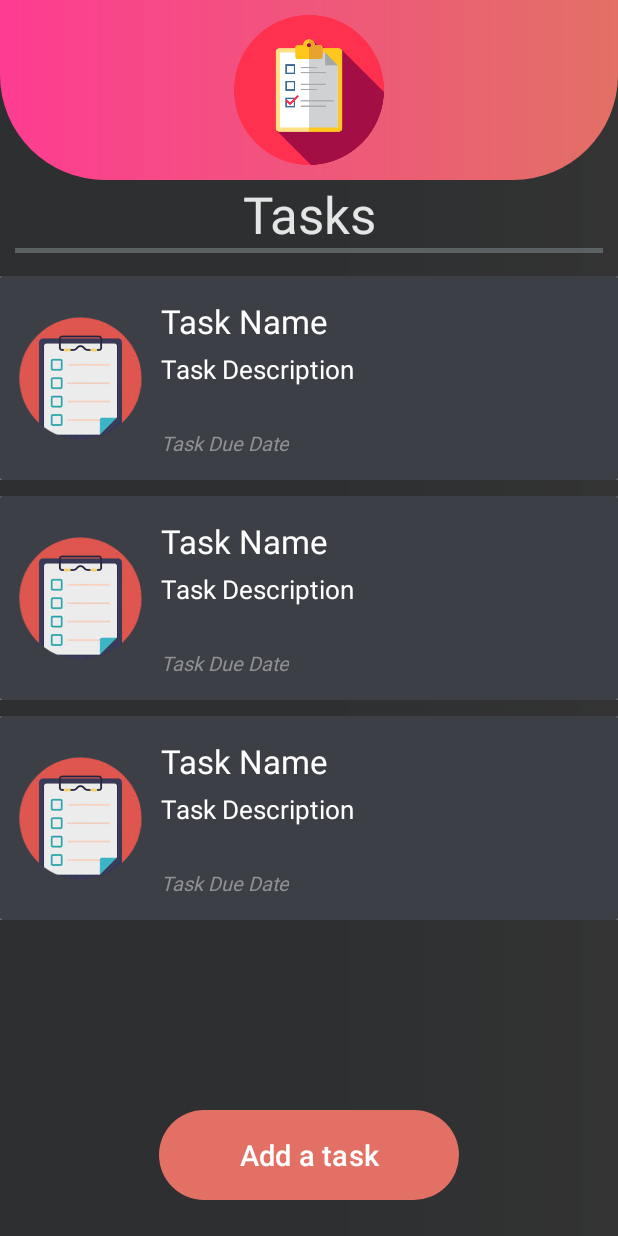
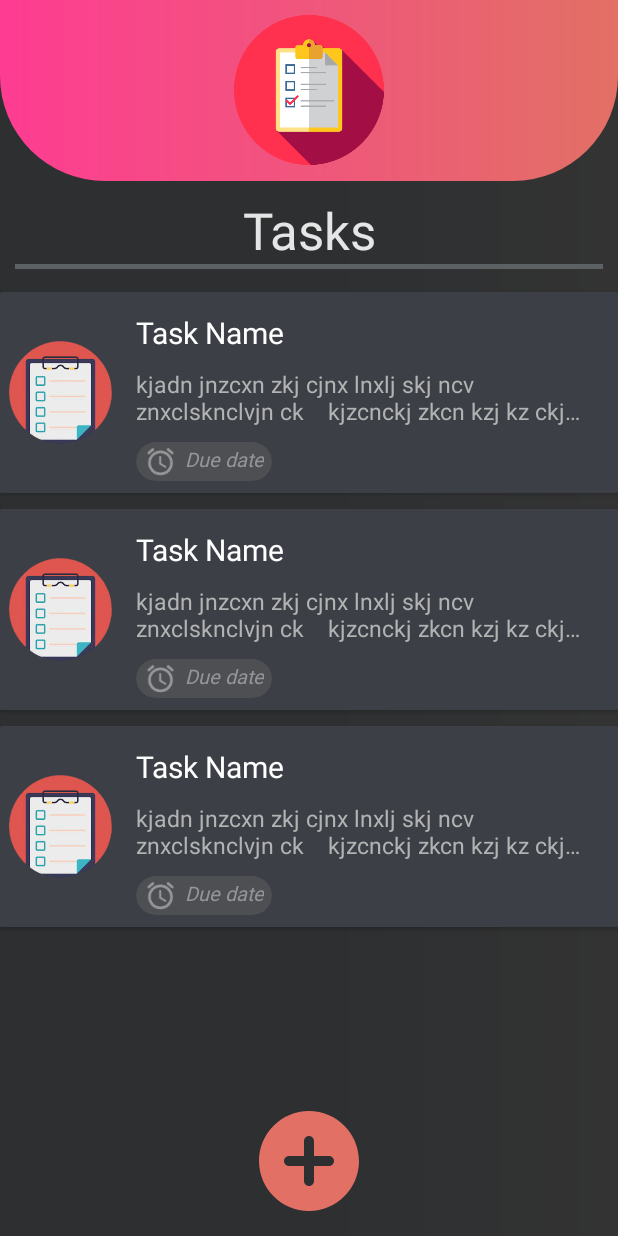
Before and after one commit to Thabiso81/TaskWiz, an Android app: the layout activity_main.xml on its own in the app's theme, with its tools: preview values and no code run, on a phone screen of 412 x 824 dp. Run offline under Robolectric (Android 15) with nearby library versions, the phone set to English and light mode, and no system bars.

Commit message:
fixed task due date bug

```diff
--- a/app/src/main/java/com/thabiso81/taskwiz/database/TaskDatabase.kt
+++ b/app/src/main/java/com/thabiso81/taskwiz/database/TaskDatabase.kt
@@ -7,7 +7,7 @@ import androidx.room.RoomDatabase
 import androidx.room.TypeConverters
 import com.thabiso81.taskwiz.model.TaskModel
 
-@Database(entities = [TaskModel::class], version = 1)
+@Database(entities = [TaskModel::class], version = 2)
 @TypeConverters(TaskTypeConverter::class)
 abstract class TaskDatabase: RoomDatabase() {
     abstract fun taskDao(): TaskDao
--- /dev/null
+++ b/app/src/main/res/drawable/ic_add.xml
@@ -0,0 +1,5 @@
+<vector android:height="24dp" android:tint="@color/button_color"
+    android:viewportHeight="24" android:viewportWidth="24"
+    android:width="24dp" xmlns:android="http://schemas.android.com/apk/res/android">
+    <path android:fillColor="@android:color/white" android:pathData="M12,2C6.48,2 2,6.48 2,12s4.48,10 10,10 10,-4.48 10,-10S17.52,2 12,2zM16,13h-3v3c0,0.55 -0.45,1 -1,1s-1,-0.45 -1,-1v-3L8,13c-0.55,0 -1,-0.45 -1,-1s0.45,-1 1,-1h3L11,8c0,-0.55 0.45,-1 1,-1s1,0.45 1,1v3h3c0.55,0 1,0.45 1,1s-0.45,1 -1,1z"/>
+</vector>
--- /dev/null
+++ b/app/src/main/res/drawable/ic_alarm.xml
@@ -0,0 +1,5 @@
+<vector android:height="24dp" android:tint="@color/hint_color"
+    android:viewportHeight="24" android:viewportWidth="24"
+    android:width="24dp" xmlns:android="http://schemas.android.com/apk/res/android">
+    <path android:fillColor="@android:color/white" android:pathData="M15.87,15.25l-3.37,-2L12.5,8.72c0,-0.4 -0.32,-0.72 -0.72,-0.72h-0.06c-0.4,0 -0.72,0.32 -0.72,0.72v4.72c0,0.35 0.18,0.68 0.49,0.86l3.65,2.19c0.34,0.2 0.78,0.1 0.98,-0.24 0.21,-0.35 0.1,-0.8 -0.25,-1zM21.18,5.01L18.1,2.45c-0.42,-0.35 -1.05,-0.3 -1.41,0.13 -0.35,0.42 -0.29,1.05 0.13,1.41l3.07,2.56c0.42,0.35 1.05,0.3 1.41,-0.13 0.36,-0.42 0.3,-1.05 -0.12,-1.41zM4.1,6.55l3.07,-2.56c0.43,-0.36 0.49,-0.99 0.13,-1.41 -0.35,-0.43 -0.98,-0.48 -1.4,-0.13L2.82,5.01c-0.42,0.36 -0.48,0.99 -0.12,1.41 0.35,0.43 0.98,0.48 1.4,0.13zM12,4c-4.97,0 -9,4.03 -9,9s4.03,9 9,9 9,-4.03 9,-9 -4.03,-9 -9,-9zM12,20c-3.86,0 -7,-3.14 -7,-7s3.14,-7 7,-7 7,3.14 7,7 -3.14,7 -7,7z"/>
+</vector>
--- a/app/src/main/res/layout/activity_login.xml
+++ b/app/src/main/res/layout/activity_login.xml
@@ -173,6 +173,7 @@
                 android:background="@drawable/view_background_login_button"
                 android:fontFamily="sans-serif"
                 android:text="Login"
+                android:textColor="@color/white"
                 android:textSize="20dp"
                 app:backgroundTint="@null"
                 app:layout_constraintBottom_toBottomOf="parent"
--- a/app/src/main/res/layout/activity_main.xml
+++ b/app/src/main/res/layout/activity_main.xml
@@ -1,5 +1,5 @@
 <?xml version="1.0" encoding="utf-8"?>
-<androidx.constraintlayout.widget.ConstraintLayout xmlns:android="http://schemas.android.com/apk/res/android"
+<LinearLayout xmlns:android="http://schemas.android.com/apk/res/android"
     xmlns:app="http://schemas.android.com/apk/res-auto"
     xmlns:tools="http://schemas.android.com/tools"
     android:layout_width="match_parent"
@@ -15,25 +15,13 @@
     <LinearLayout
         android:id="@+id/header"
         android:layout_width="match_parent"
-        android:layout_height="wrap_content"
+        android:layout_height="0dp"
         android:layout_gravity="top"
+        android:layout_weight="2"
         android:background="@drawable/layout_background_header_background"
         android:backgroundTint="@null"
         android:orientation="horizontal"
-        app:layout_constraintEnd_toEndOf="parent"
-        app:layout_constraintStart_toStartOf="parent"
-        app:layout_constraintTop_toTopOf="parent">
-
-        <!--
-        <Button
-            android:id="@+id/bvShareTasks"
-            android:layout_width="50dp"
-            android:layout_height="50dp"
-            android:background="@drawable/share_icon"
-            app:backgroundTint="@color/black"
-            app:layout_constraintEnd_toEndOf="parent"
-            app:layout_constraintTop_toTopOf="parent" />
-        -->
+        >
 
         <ImageView
             android:id="@+id/imageView2"
@@ -49,16 +37,13 @@
     <LinearLayout
         android:id="@+id/taskLayout"
         android:layout_width="match_parent"
-        android:layout_height="match_parent"
-        android:layout_marginTop="120dp"
-        android:layout_marginBottom="110dp"
+        android:layout_height="0dp"
+        android:layout_marginTop="10dp"
+        android:layout_weight="10"
         android:background="@drawable/layout_backgound_root_view"
         android:orientation="vertical"
         app:backgroundTint="@null"
-        app:layout_constraintBottom_toBottomOf="parent"
-        app:layout_constraintEnd_toEndOf="parent"
-        app:layout_constraintStart_toStartOf="parent"
-        app:layout_constraintTop_toBottomOf="@id/header">
+        >
 
         <TextView
             android:id="@+id/edtTaskTitle"
@@ -67,7 +52,6 @@
             android:layout_marginTop="0dp"
             android:layout_marginBottom="0dp"
             android:width="120dp"
-
             android:gravity="center"
             android:text="@string/task_textview_label"
             android:textColor="@color/text_view_color"
@@ -83,29 +67,32 @@
             <androidx.recyclerview.widget.RecyclerView
                 android:id="@+id/rvTasks"
                 android:layout_width="match_parent"
-            android:layout_height="match_parent"
+                android:layout_height="wrap_content"
                 android:scrollbars="vertical"
                 android:textAlignment="gravity"
                 app:backgroundTint="@null"
                 app:layoutManager="androidx.recyclerview.widget.LinearLayoutManager"
                 tools:listitem="@layout/task_view_holder" />
 
+    </LinearLayout>
+
+    <!--<androidx.cardview.widget.CardView
+        android:layout_width="wrap_content"
+        android:layout_height="wrap_content"
+        app:cardCornerRadius="10dp"
+        android:layout_marginVertical="10dp"
+        android:layout_gravity="center_horizontal"
+        android:backgroundTint="@color/button_color"
+        android:padding="0dp">-->
+
+        <ImageView
+            android:id="@+id/bvAddTask"
+            android:layout_width="80dp"
+            android:layout_height="80dp"
+            android:layout_marginBottom="10dp"
+            android:layout_gravity="center_horizontal"
+            android:src="@drawable/ic_add"
+             />
+    <!--</androidx.cardview.widget.CardView>-->
 
 </LinearLayout>
-
-    <Button
-        android:id="@+id/bvAddTask"
-        android:layout_width="200dp"
-        android:layout_height="60dp"
-        android:background="@drawable/view_background_add_task_button"
-        android:text="@string/add_a_task_btn_label"
-        android:textColor="@color/white"
-        android:textSize="19dp"
-        app:backgroundTint="@null"
-        app:layout_constraintVertical_bias="3.4"
-        app:layout_constraintBottom_toBottomOf="parent"
-        app:layout_constraintEnd_toEndOf="parent"
-        app:layout_constraintStart_toStartOf="parent"
-        app:layout_constraintTop_toBottomOf="@+id/taskLayout" />
-
-</androidx.constraintlayout.widget.ConstraintLayout>
--- a/app/src/main/res/layout/task_view_holder.xml
+++ b/app/src/main/res/layout/task_view_holder.xml
@@ -1,83 +1,113 @@
 <?xml version="1.0" encoding="utf-8"?>
-<androidx.constraintlayout.widget.ConstraintLayout xmlns:android="http://schemas.android.com/apk/res/android"
-    android:layout_width="match_parent"
-    android:layout_height="wrap_content"
-    android:layout_marginVertical="5dp"
-    xmlns:app="http://schemas.android.com/apk/res-auto">
 <androidx.cardview.widget.CardView
     android:id="@+id/card_view_item"
     android:layout_width="match_parent"
     android:layout_height="wrap_content"
     app:cardCornerRadius="1dp"
-        android:background="@drawable/recycler_view"
-        android:backgroundTint="@null"
+    app:cardBackgroundColor="@color/recycler_view_grey2"
+    xmlns:android="http://schemas.android.com/apk/res/android"
+    android:layout_marginVertical="5dp"
+    xmlns:app="http://schemas.android.com/apk/res-auto"
     app:layout_constraintEnd_toEndOf="parent"
     app:layout_constraintStart_toStartOf="parent">
 
-        <androidx.constraintlayout.widget.ConstraintLayout
+    <LinearLayout
         android:layout_width="match_parent"
-            android:layout_height="136dp"
-            android:padding="10dp"
-            android:layout_gravity="center"
-
+        android:layout_height="wrap_content"
+        android:padding="5dp"
+        android:gravity="center_vertical|left"
+        android:orientation="horizontal"
         android:background="@drawable/recycler_view"
         android:backgroundTint="@null">
 
         <ImageView
             android:id="@+id/imageView3"
-                android:layout_width="87dp"
-                android:layout_height="83dp"
-                app:layout_constraintBottom_toBottomOf="parent"
-                app:layout_constraintStart_toStartOf="parent"
-                app:layout_constraintTop_toTopOf="parent"
+            android:layout_width="70dp"
+            android:layout_height="70dp"
             app:srcCompat="@drawable/ic_task" />
 
+        <LinearLayout
+            android:layout_width="wrap_content"
+            android:layout_height="wrap_content"
+            android:orientation="vertical"
+            android:layout_marginStart="15dp"
+            android:layout_marginTop="5dp"
+            app:layout_constraintStart_toEndOf="@id/imageView3"
+            app:layout_constraintTop_toTopOf="parent"
+            app:layout_constraintEnd_toEndOf="parent"
+            app:layout_constraintBottom_toBottomOf="parent">
             <TextView
                 android:id="@+id/tv_task_name"
                 android:layout_width="wrap_content"
                 android:layout_height="wrap_content"
-
-                android:layout_marginStart="10dp"
-                android:layout_marginEnd="5dp"
-                android:layout_marginTop="5dp"
-                android:layout_marginBottom="20dp"
+                android:layout_marginBottom="10dp"
                 android:text="Task Name"
                 android:textColor="@color/white"
-                android:textSize="22dp"
+                android:textSize="20dp"/>
 
-                app:layout_constraintStart_toEndOf="@+id/imageView3"
-                app:layout_constraintTop_toTopOf="parent" />
+            <LinearLayout
+                android:layout_width="wrap_content"
+                android:layout_height="wrap_content"
+                android:layout_marginBottom="10dp"
+                android:layout_marginEnd="5dp"
+                android:orientation="horizontal">
 
                 <TextView
                     android:id="@+id/tv_task_description"
                     android:layout_width="wrap_content"
                     android:layout_height="wrap_content"
-                android:maxHeight="72dp"
-                android:layout_marginStart="10dp"
-                android:layout_marginTop="5dp"
-                android:layout_marginEnd="10dp"
-                android:layout_marginBottom="35dp"
-                android:text="Task Description"
-                android:textColor="@color/white"
-                android:textSize="17dp"
-                app:layout_constraintStart_toEndOf="@+id/imageView3"
-                app:layout_constraintTop_toBottomOf="@+id/tv_task_name" />
+                    android:maxWidth="300dp"
+                    android:maxLines="2"
+                    android:ellipsize="end"
+                    android:text="kjadn jnzcxn zkj cjnx lnxlj skj ncv znxclsknclvjn ck    kjzcnckj zkcn kzj kz ckj kszc kz ckzmc kzc z"
+                    android:textColor="@color/textview_color"
+                    android:textSize="15dp"/>
+                <!--<TextView
+                    android:layout_width="wrap_content"
+                    android:layout_height="wrap_content"
+                    android:text="..."
+                    android:layout_gravity="bottom"
+                    android:textColor="@color/textview_color"
+                    android:textSize="15dp"/>-->
+            </LinearLayout>
 
+            <androidx.cardview.widget.CardView
+                android:id="@+id/lytDueDate"
+                android:layout_width="wrap_content"
+                android:layout_height="wrap_content"
+                android:layout_marginBottom="5dp"
+                app:cardElevation="0dp"
+                app:cardBackgroundColor="@color/recycler_view_grey3"
+                app:cardCornerRadius="20dp">
+
+                <LinearLayout
+                android:layout_width="wrap_content"
+                android:layout_height="wrap_content"
+                android:layout_gravity="bottom"
+                android:paddingVertical="2dp"
+                android:paddingHorizontal="5dp"
+                android:orientation="horizontal">
+
+                    <ImageView
+                        android:layout_width="22dp"
+                        android:layout_height="22dp"
+                        android:layout_marginEnd="5dp"
+                        android:layout_gravity="center_horizontal"
+                        android:src="@drawable/ic_alarm"/>
                     <TextView
                         android:id="@+id/tv_task_due_date"
                         android:layout_width="wrap_content"
                         android:layout_height="wrap_content"
-                android:layout_marginStart="10dp"
-                android:layout_marginBottom="5dp"
                         android:fontFamily="@font/cabin_italic"
-                android:text="Task Due Date"
                         android:textColor="@color/hint_color"
+                        android:inputType="textCapWords"
                         android:textSize="13dp"
-                android:textStyle="italic"
-                app:layout_constraintBottom_toBottomOf="parent"
-                app:layout_constraintStart_toEndOf="@+id/imageView3" />
+                        android:text="Due date"
+                        android:textStyle="italic" />
 
+            </LinearLayout>
 
-        </androidx.constraintlayout.widget.ConstraintLayout>
             </androidx.cardview.widget.CardView>
-</androidx.constraintlayout.widget.ConstraintLayout>
+        </LinearLayout>
+    </LinearLayout>
+</androidx.cardview.widget.CardView>
--- a/app/src/main/res/values-night/themes.xml
+++ b/app/src/main/res/values-night/themes.xml
@@ -2,8 +2,11 @@
     <!-- Base application theme. -->
     <style name="Base.Theme.TaskWiz" parent="Theme.Material3.DayNight.NoActionBar">
         <!-- Customize your dark theme here. -->
+
+
         <!-- <item name="colorPrimary">@color/my_dark_primary</item> -->
         <item name="android:windowTranslucentStatus">false</item>
         <item name="android:statusBarColor">@android:color/transparent</item>
+        <item name="android:navigationBarColor">@color/create_task_root_view_background</item>
     </style>
 </resources>
--- a/app/src/main/res/values/colors.xml
+++ b/app/src/main/res/values/colors.xml
@@ -5,9 +5,13 @@
 
     <color name="root_view_layout_grey">#1E1E1E</color>
     <color name="recycler_view_grey">#333333</color>
+    <color name="recycler_view_grey2">#3c3f46</color>
+    <color name="recycler_view_grey3">#4E4F53</color>
+    <color name="recycler_view_grey3_trans">#B04E4F53</color>
     <color name="button_color">#E27065</color>
     <color name="purple">#362e5f</color>
     <color name="hint_color">#B2B3B3B3</color>
+    <color name="textview_color">#B2B3B3</color>
     <color name="login_hint_color">#6BB3B3B3</color>
     <color name="text_view_color">#E0FFFFFF</color>
     <color name="View_holder_color">#3c3f46</color>
--- a/app/src/main/res/values/preloaded_fonts.xml
+++ b/app/src/main/res/values/preloaded_fonts.xml
@@ -2,5 +2,6 @@
 <resources>
     <array name="preloaded_fonts" translatable="false">
         <item>@font/cabin_italic</item>
+        <item>@font/poppins_medium</item>
     </array>
 </resources>
--- a/app/src/main/res/values/strings.xml
+++ b/app/src/main/res/values/strings.xml
@@ -6,5 +6,5 @@
     <string name="task_description_hint">Task description...</string>
     <string name="complete_by_hint">Complete by...</string>
     <string name="add_a_task_btn_label">Add a task</string>
-    <string name="create_task_btn_label">Create task</string>
+    <string name="create_task_btn_label">Done</string>
 </resources>
--- a/app/src/main/res/values/themes.xml
+++ b/app/src/main/res/values/themes.xml
@@ -2,9 +2,11 @@
     <!-- Base application theme. -->
     <style name="Base.Theme.TaskWiz" parent="Theme.Material3.DayNight.NoActionBar">
         <!-- Customize your light theme here. -->
+
         <!-- <item name="colorPrimary">@color/my_light_primary</item> -->
         <item name="android:windowTranslucentStatus">false</item>
         <item name="android:statusBarColor">@android:color/transparent</item>
+        <item name="android:navigationBarColor">@color/create_task_root_view_background</item>
     </style>
 
     <style name="Theme.TaskWiz" parent="Base.Theme.TaskWiz" />
```
Also changed, not shown: app/src/main/java/com/thabiso81/taskwiz/adapters/TaskListAdapter.kt (+22 -2 lines), app/src/main/java/com/thabiso81/taskwiz/view/CreateTaskActivity.kt (+28 -12 lines), app/src/main/res/font/poppins_medium.xml (added, +7 -0 lines), app/src/main/res/layout/activity_create_task.xml (+59 -18 lines), app/src/main/res/drawable/ic_due_date.png (added). Lines whose indentation alone changed are shown as unchanged.
